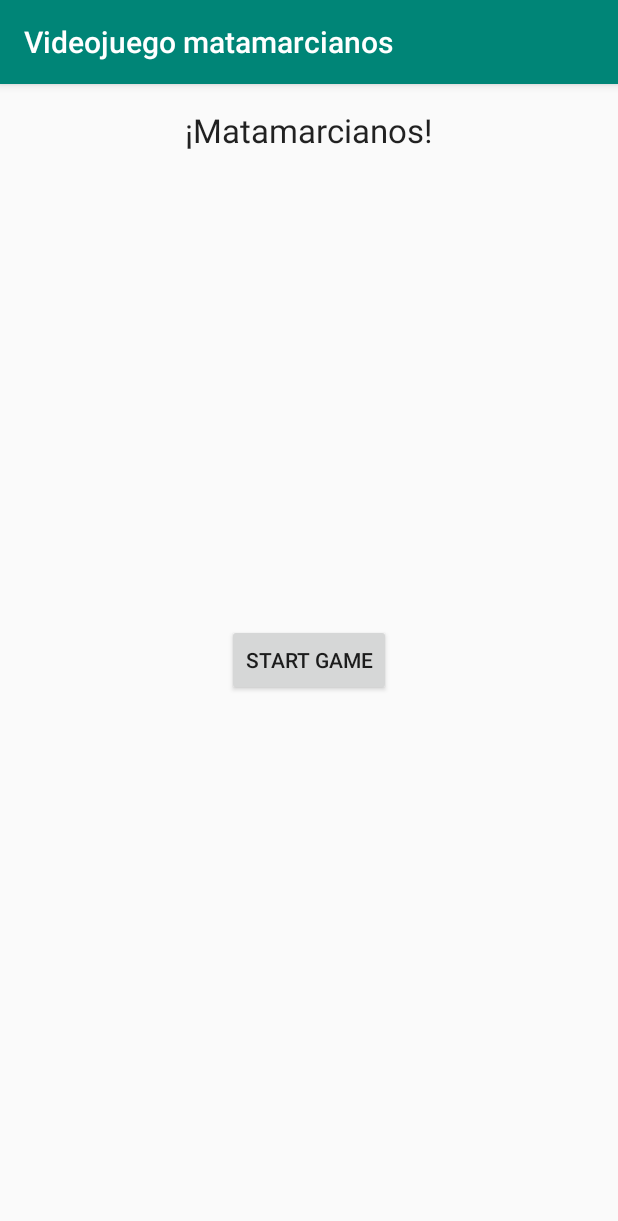
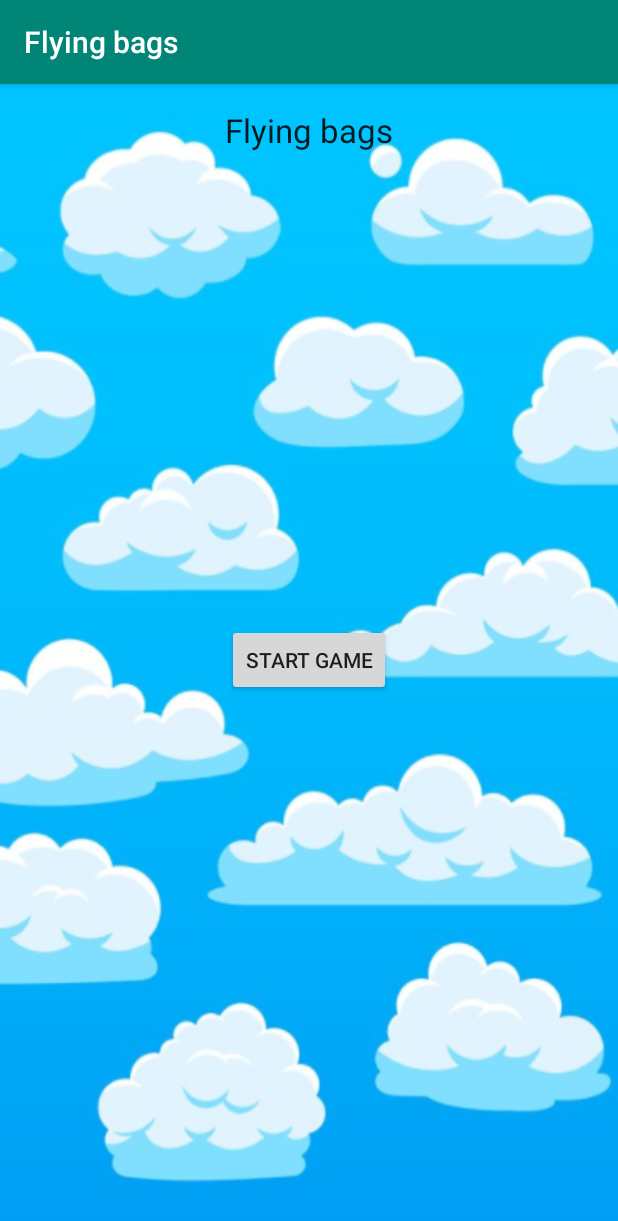
Before and after one commit to Jorgee-sk/AndroidStudioVideogame, an Android app: the screen it shows after launch (ScaffoldActivity), on a phone screen of 412 x 824 dp. Shown: the top 1221 px of the screen. Run offline under Robolectric (Android 15) with nearby library versions, the phone set to English and light mode, and no system bars.

Commit message:
[FONDO] Fondo app
Ahora existe un fondo para el menú y el juego.

```diff
--- a/Scaffold_v16_21112301-quadtree-fixed/app/src/main/res/layout/fragment_main_menu.xml
+++ b/Scaffold_v16_21112301-quadtree-fixed/app/src/main/res/layout/fragment_main_menu.xml
@@ -1,31 +1,41 @@
 <?xml version="1.0" encoding="utf-8"?>
-<FrameLayout xmlns:android="http://schemas.android.com/apk/res/android"
+<android.support.constraint.ConstraintLayout xmlns:android="http://schemas.android.com/apk/res/android"
+    xmlns:app="http://schemas.android.com/apk/res-auto"
+    xmlns:tools="http://schemas.android.com/tools"
+    android:id="@+id/frameLayout"
     android:layout_width="match_parent"
     android:layout_height="match_parent"
-    >
+    android:background="@drawable/fondo">
 
     <TextView
         android:id="@+id/GameTitle"
         style="@android:style/TextAppearance.DeviceDefault.Large"
         android:layout_width="wrap_content"
         android:layout_height="wrap_content"
-        android:layout_gravity="center_horizontal|top"
-        android:layout_marginTop="@dimen/activity_vertical_margin"
-        android:text="@string/game_title" />
+        android:layout_marginTop="16dp"
+        android:text="@string/game_title"
+        app:layout_constraintEnd_toEndOf="parent"
+        app:layout_constraintStart_toStartOf="parent"
+        app:layout_constraintTop_toTopOf="parent" />
 
     <Button
         android:id="@+id/btn_start"
         android:layout_width="wrap_content"
         android:layout_height="wrap_content"
-        android:layout_gravity="center"
-        android:text="@string/start" />
+        android:text="@string/start"
+        app:layout_constraintBottom_toBottomOf="parent"
+        app:layout_constraintEnd_toEndOf="parent"
+        app:layout_constraintStart_toStartOf="parent"
+        app:layout_constraintTop_toTopOf="parent" />
 
     <TextView
         android:id="@+id/GameSubtitle"
         android:layout_width="wrap_content"
         android:layout_height="wrap_content"
-        android:layout_gravity="center_horizontal|top"
-        android:layout_marginTop="@dimen/activity_vertical_margin2"
-        android:text="@string/subtitle_activity_main" />
+        android:layout_marginTop="18dp"
+        android:text="@string/subtitle_activity_main"
+        app:layout_constraintEnd_toEndOf="parent"
+        app:layout_constraintStart_toStartOf="parent"
+        app:layout_constraintTop_toBottomOf="@+id/GameTitle" />
 
-</FrameLayout>
+</android.support.constraint.ConstraintLayout>
--- a/Scaffold_v16_21112301-quadtree-fixed/app/src/main/res/values/strings.xml
+++ b/Scaffold_v16_21112301-quadtree-fixed/app/src/main/res/values/strings.xml
@@ -1,11 +1,11 @@
 <resources>
     <string name="app_name">Scaffold</string>
-    <string name="title_activity_main">Videojuego matamarcianos</string>
+    <string name="title_activity_main">Flying bags</string>
     <string name="subtitle_activity_main">DADM</string>
     <string name="hello_world">Hello</string>
     <string name="pause">Pause game</string>
     <string name="start">Start game</string>
-    <string name="game_title">¡Matamarcianos!</string>
+    <string name="game_title">Flying bags</string>
     <string name="pause_dialog_title">pause title</string>
     <string name="pause_dialog_message">pause message</string>
     <string name="resume">resume</string>
```
Also changed, not shown: Scaffold_v16_21112301-quadtree-fixed/app/src/main/res/drawable/fondo.png (added).
